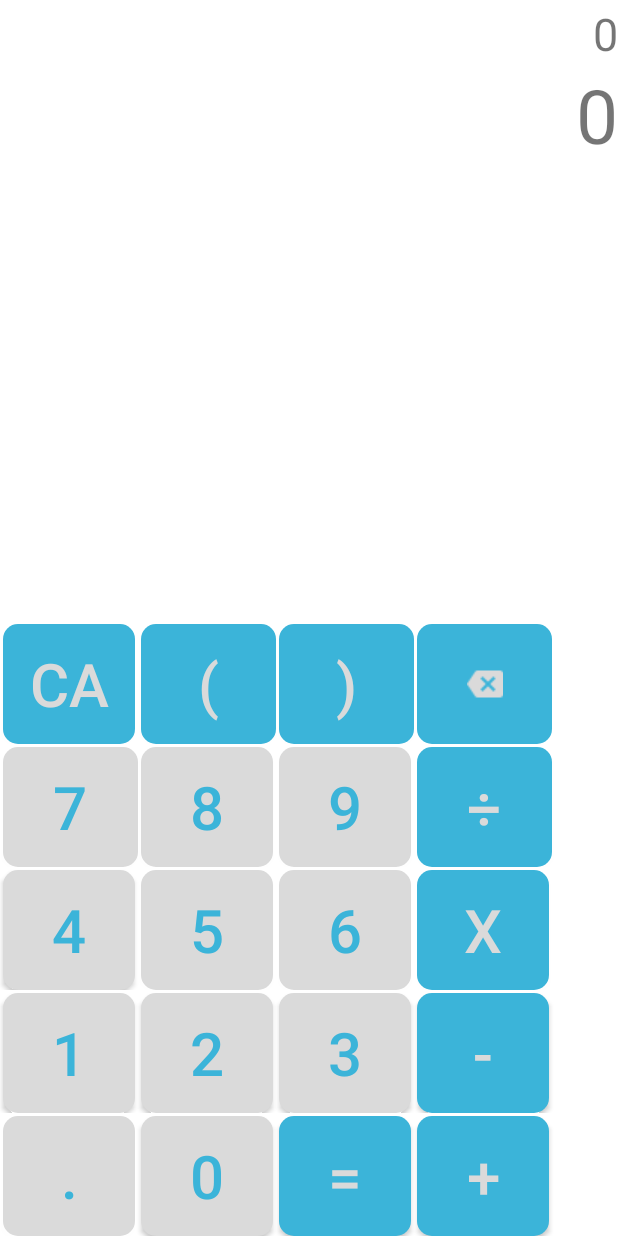
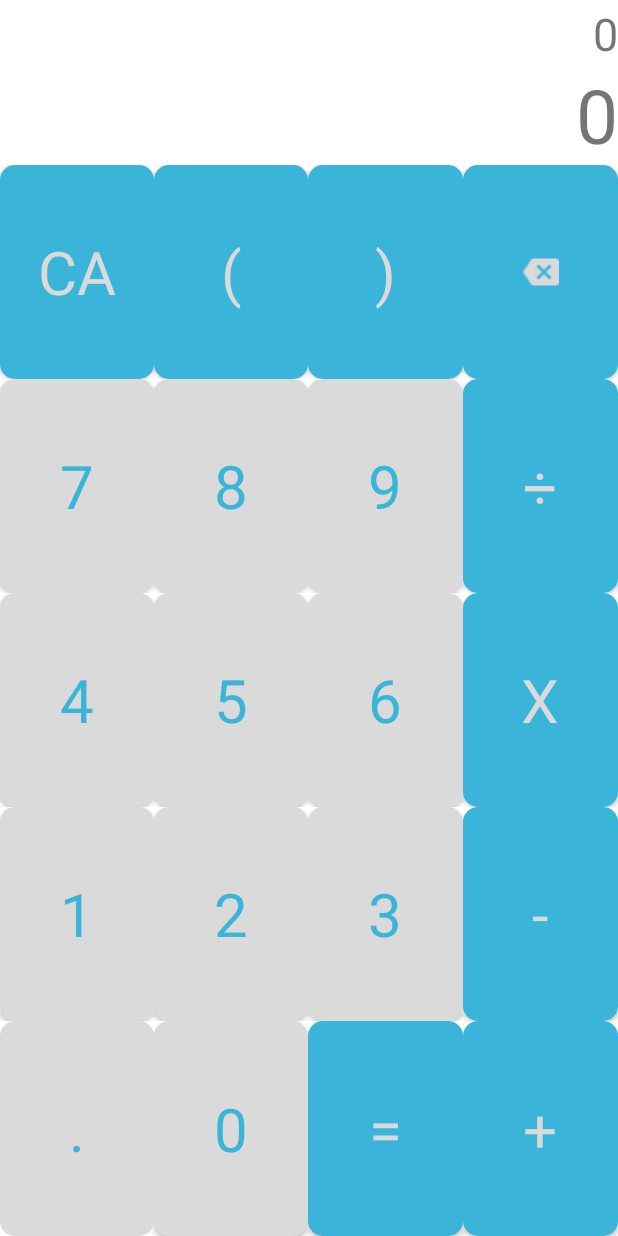
Before and after one commit to iselinsilvana/Calculator, an Android app: the screen it shows after launch (MainActivity), on a phone screen of 412 x 824 dp. Run offline under Robolectric (Android 15) with nearby library versions, the phone set to English and light mode, and no system bars.

Commit message:
Layout almost finished. Buttons changes colour when touched. Works on both vertical and horizontal view.

```diff
--- a/src/main/java/neteland/iselin/calculator/MainActivity.kt
+++ b/src/main/java/neteland/iselin/calculator/MainActivity.kt
@@ -10,4 +10,5 @@ class MainActivity : AppCompatActivity() {
         setContentView(R.layout.activity_main)
     }
 
+
 }
--- /dev/null
+++ b/src/main/java/neteland/iselin/calculator/Operator.kt
@@ -0,0 +1,24 @@
+package neteland.iselin.calculator
+
+sealed class Operator (val x: Long){
+    abstract fun calculate(y: Long): Long
+
+    class add(x: Long) : Operator(x){
+        override fun calculate(y: Long): Long {
+            return x + y
+        }
+    }
+    class sub(x: Long) : Operator(x){
+        override fun calculate(y: Long): Long {
+            return x - y
+        }
+    }    class mult(x: Long) : Operator(x){
+        override fun calculate(y: Long): Long {
+            return x * y
+        }
+    }    class div(x: Long) : Operator(x){
+        override fun calculate(y: Long): Long {
+            return x / y
+        }
+    }
+}
--- a/src/main/res/drawable/func_round_rectangle_buttons.xml
+++ b/src/main/res/drawable/func_round_rectangle_buttons.xml
@@ -1,9 +1,18 @@
 <?xml version="1.0" encoding="utf-8"?>
-<shape xmlns:android="http://schemas.android.com/apk/res/android"
-    android:shape="rectangle">
+<selector xmlns:android="http://schemas.android.com/apk/res/android">
+<item android:state_pressed="true">
+    <shape android:shape="rectangle">
+        <solid android:color="@color/colorFuncButtonBGTouch"/>
+        <corners android:radius="10dp"/>
+    </shape>
+</item>
 
-    <solid android:color="@color/colorFuncButtonBG"/>
-    <corners
-        android:radius="10dp" />
+<item android:state_pressed="false">
+    <shape android:shape="rectangle">
+        <solid android:color="@color/colorFuncButtonBG"/>
+        <corners android:radius="10dp"/>
+    </shape>
+</item>
 
-</shape>
+
+</selector>
--- a/src/main/res/drawable/num_round_rectangle_buttons.xml
+++ b/src/main/res/drawable/num_round_rectangle_buttons.xml
@@ -1,9 +1,18 @@
 <?xml version="1.0" encoding="utf-8"?>
-<shape xmlns:android="http://schemas.android.com/apk/res/android"
-       android:shape="rectangle">
+<selector xmlns:android="http://schemas.android.com/apk/res/android">
+    <item android:state_pressed="true">
+        <shape android:shape="rectangle">
+            <solid android:color="@color/colorNumButtonBGTouch"/>
+            <corners android:radius="10dp"/>
+        </shape>
+    </item>
 
-    <solid android:color="@color/colorNumButtonBG"/>
-    <corners
-            android:radius="10dp" />
+    <item android:state_pressed="false">
+        <shape android:shape="rectangle">
+            <solid android:color="@color/colorNumButtonBG"/>
+            <corners android:radius="10dp"/>
+        </shape>
+    </item>
 
-</shape>
+
+</selector>
--- a/src/main/res/layout/activity_main.xml
+++ b/src/main/res/layout/activity_main.xml
@@ -22,7 +22,7 @@
 
         <include
             layout="@layout/cal_buttons"
-            android:layout_height="wrap_content"
+            android:layout_height="match_parent"
             android:layout_width="match_parent"/>
    </LinearLayout>
 
--- a/src/main/res/layout/cal_buttons.xml
+++ b/src/main/res/layout/cal_buttons.xml
@@ -8,191 +8,180 @@
     <TableRow
     android:layout_width="fill_parent"
     android:layout_height="wrap_content"
-    android:layout_gravity="fill_horizontal">
+    android:layout_gravity="fill_horizontal"
+    android:layout_weight="1">
     <!-- 1st row of buttons -->
     <Button
     android:id="@+id/btn_Clear"
     android:text="CA"
     style="@style/FunctionalButtons"
-    android:layout_marginTop="2dp"
-    android:layout_marginRight="2dp"
-    android:layout_marginLeft="2dp"
-    android:layout_width="wrap_content"
-    android:layout_height="wrap_content"
+    android:layout_height="match_parent"
+    android:layout_weight="1"
     />
     <Button
             android:id="@+id/btn_left_paranthesis"
             android:text="("
             style="@style/FunctionalButtons"
-            android:layout_marginTop="2dp"
-            android:layout_marginLeft="2dp"
-            android:layout_width="wrap_content"
-            android:layout_height="wrap_content"
+            android:layout_height="match_parent"
+            android:layout_weight="1"
     />
     <Button
             android:id="@+id/btn_right_paranthesis"
             android:text=")"
             style="@style/FunctionalButtons"
-            android:layout_marginTop="2dp"
-            android:layout_marginLeft="2dp"
+            android:layout_height="match_parent"
+            android:layout_weight="1"
     />
     <ImageButton
             android:id="@+id/btn_Backspace"
             android:src="@drawable/backspace_white_solid"
             style="@style/FunctionalButtons"
-            android:layout_marginTop="2dp"
-            android:layout_marginLeft="2dp"
-            android:layout_marginStart="2dp"
+            android:layout_height="match_parent"
+            android:layout_weight="1"
     />
     </TableRow>
 
-    <TableRow>
+    <TableRow
+            android:layout_width="fill_parent"
+            android:layout_height="wrap_content"
+            android:layout_gravity="fill_horizontal"
+            android:layout_weight="1">
     <!-- 2nd row of buttons -->
     <Button
             android:id="@+id/btn_Seven"
             android:text="7"
             style="@style/NumericalButtons"
-            android:layout_marginTop="2dp"
-            android:layout_marginLeft="2dp"
+            android:layout_height="match_parent"
+            android:layout_weight="1"
     />
     <Button
             android:id="@+id/btn_Eight"
             android:text="8"
             style="@style/NumericalButtons"
-            android:layout_marginTop="2dp"
-            android:layout_marginRight="2dp"
-            android:layout_marginLeft="2dp"
+            android:layout_height="match_parent"
+            android:layout_weight="1"
     />
     <Button
             android:id="@+id/btn_Nine"
             android:text="9"
             style="@style/NumericalButtons"
-            android:layout_marginTop="2dp"
-            android:layout_marginRight="2dp"
-            android:layout_marginLeft="2dp"
+            android:layout_height="match_parent"
+            android:layout_weight="1"
     />
     <Button
             android:id="@+id/btn_Divide"
             android:text="@string/btn_divide"
             style="@style/FunctionalButtons"
-            android:layout_marginTop="2dp"
-            android:layout_marginLeft="2dp"
+            android:layout_height="match_parent"
+            android:layout_weight="1"
     />
     </TableRow>
 
     <!-- 3rd row of buttons -->
-    <TableRow>
+    <TableRow
+            android:layout_width="fill_parent"
+            android:layout_height="wrap_content"
+            android:layout_gravity="fill_horizontal"
+            android:layout_weight="1">
     <Button
             android:id="@+id/btn_Four"
             android:text="4"
             style="@style/NumericalButtons"
-            android:layout_marginTop="2dp"
-            android:layout_marginRight="2dp"
-            android:layout_marginLeft="2dp"
+            android:layout_height="match_parent"
+            android:layout_weight="1"
     />
     <Button
             android:id="@+id/btn_Five"
             android:text="5"
             style="@style/NumericalButtons"
-            android:layout_marginTop="2dp"
-            android:layout_marginRight="2dp"
-            android:layout_marginLeft="2dp"
+            android:layout_height="match_parent"
+            android:layout_weight="1"
     />
     <Button
             android:id="@+id/btn_Six"
             android:text="6"
             style="@style/NumericalButtons"
-            android:layout_marginTop="2dp"
-            android:layout_marginRight="2dp"
-            android:layout_marginLeft="2dp"
+            android:layout_height="match_parent"
+            android:layout_weight="1"
     />
     <Button
             android:id="@+id/btn_Multiply"
             android:text="X"
             style="@style/FunctionalButtons"
-            android:layout_marginTop="2dp"
-            android:layout_marginRight="2dp"
-            android:layout_marginLeft="2dp"
+            android:layout_height="match_parent"
+            android:layout_weight="1"
     />
     </TableRow>
 
     <!-- 4th row of buttons -->
-    <TableRow>
+    <TableRow
+            android:layout_width="fill_parent"
+            android:layout_height="wrap_content"
+            android:layout_gravity="fill_horizontal"
+            android:layout_weight="1">
     <Button
             android:id="@+id/btn_one"
             android:text="1"
             style="@style/NumericalButtons"
-            android:layout_columnWeight="0"
-            android:layout_marginTop="2dp"
-            android:layout_marginRight="2dp"
-            android:layout_marginLeft="2dp"
+            android:layout_height="match_parent"
+            android:layout_weight="1"
     />
     <Button
             android:id="@+id/btn_two"
             android:text="2"
             style="@style/NumericalButtons"
-            android:layout_columnWeight="0"
-            android:layout_marginTop="2dp"
-            android:layout_marginRight="2dp"
-            android:layout_marginLeft="2dp"
+            android:layout_height="match_parent"
+            android:layout_weight="1"
     />
     <Button
             android:id="@+id/btn_Three"
             android:text="3"
             style="@style/NumericalButtons"
-            android:layout_columnWeight="0"
-            android:layout_marginTop="2dp"
-            android:layout_marginRight="2dp"
-            android:layout_marginLeft="2dp"
+            android:layout_height="match_parent"
+            android:layout_weight="1"
     />
     <Button
             android:id="@+id/btn_Minus"
             android:text="-"
             style="@style/FunctionalButtons"
-            android:layout_columnWeight="0"
-            android:layout_marginTop="2dp"
-            android:layout_marginRight="2dp"
-            android:layout_marginLeft="2dp"
+            android:layout_height="match_parent"
+            android:layout_weight="1"
     />
     </TableRow>
 
     <!-- 5th row of buttons -->
-    <TableRow>
+    <TableRow
+            android:layout_width="fill_parent"
+            android:layout_height="wrap_content"
+            android:layout_gravity="fill_horizontal"
+            android:layout_weight="1">
         <Button
                 android:id="@+id/btn_Point"
                 android:text="."
                 style="@style/NumericalButtons"
-                android:layout_columnWeight="0"
-                android:layout_marginTop="2dp"
-                android:layout_marginRight="2dp"
-                android:layout_marginLeft="2dp"
+                android:layout_height="match_parent"
+                android:layout_weight="1"
         />
     <Button
             android:id="@+id/btn_Zero"
             android:text="0"
             style="@style/NumericalButtons"
-            android:layout_columnWeight="0"
-            android:layout_marginTop="2dp"
-            android:layout_marginRight="2dp"
-            android:layout_marginLeft="2dp"
+            android:layout_height="match_parent"
+            android:layout_weight="1"
     />
     <Button
             android:id="@+id/btn_Equal"
             android:text="="
             style="@style/FunctionalButtons"
-            android:layout_columnWeight="0"
-            android:layout_marginTop="2dp"
-            android:layout_marginRight="2dp"
-            android:layout_marginLeft="2dp"
+            android:layout_height="match_parent"
+            android:layout_weight="1"
     />
     <Button
             android:id="@+id/btn_Plus"
             android:text="+"
             style="@style/FunctionalButtons"
-            android:layout_columnWeight="0"
-            android:layout_marginTop="2dp"
-            android:layout_marginRight="2dp"
-            android:layout_marginLeft="2dp"
+            android:layout_height="match_parent"
+            android:layout_weight="1"
     />
     </TableRow>
 
--- a/src/main/res/layout/calc_result.xml
+++ b/src/main/res/layout/calc_result.xml
@@ -2,9 +2,8 @@
 <LinearLayout xmlns:android="http://schemas.android.com/apk/res/android"
               android:layout_width="match_parent"
               android:layout_height="match_parent"
-              android:orientation="vertical"
               android:background="#ffffff"
-              >
+              android:orientation="vertical">
 
     <TextView
             android:id="@+id/tv_userInput"
--- a/src/main/res/values/colors.xml
+++ b/src/main/res/values/colors.xml
@@ -1,15 +1,17 @@
 <?xml version="1.0" encoding="utf-8"?>
 <resources>
     <color name="colorPrimary">#008577</color>
-    <color name="colorPrimaryDark">#00574B</color>
+    <color name="colorPrimaryDark">#dadada</color>
     <color name="colorAccent">#D81B60</color>
 
     <!-- Functional Button Colours -->
     <color name="colorFuncButtonBG">#3bb4d9</color>
     <color name="colorFuncButtonTxt">#dadada</color>
+    <color name="colorFuncButtonBGTouch">#048BB1</color>
 
     <!-- Numerical Button Colours -->
     <color name="colorNumButtonBG">#dadada</color>
     <color name="colorNumButtonTxt">#3bb4d9</color>
+    <color name="colorNumButtonBGTouch">#ffffff</color>
 
 </resources>
--- a/src/main/res/values/styles.xml
+++ b/src/main/res/values/styles.xml
@@ -11,19 +11,19 @@
         <item name="windowNoTitle">true</item>
     </style>
 
-    <style name="FunctionalButtons">
+    <style name="FunctionalButtons" parent="Widget.AppCompat.Button">
         <item name="android:textSize">40sp</item>
-        <item name="android:minHeight">80dp</item>
         <item name="android:textColor">@color/colorFuncButtonTxt</item>
         <item name="android:background">@drawable/func_round_rectangle_buttons</item>
+        <item name="android:fontFamily">Sans-serif</item>
     </style>
 
 
-    <style name="NumericalButtons">
+    <style name="NumericalButtons" parent="Widget.AppCompat.Button">
         <item name="android:textSize">40sp</item>
-        <item name="android:minHeight">80dp</item>
         <item name="android:textColor">@color/colorNumButtonTxt</item>
         <item name="android:background">@drawable/num_round_rectangle_buttons</item>
+        <item name="android:fontFamily">Sans-serif</item>
     </style>
 
 </resources>
```
